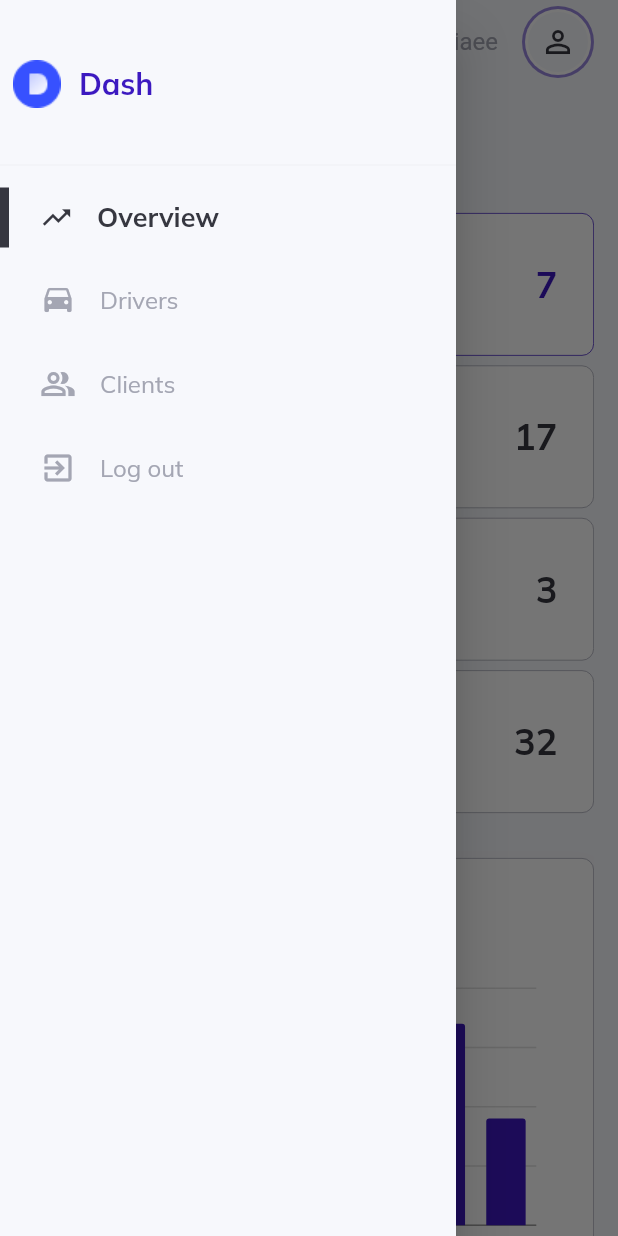
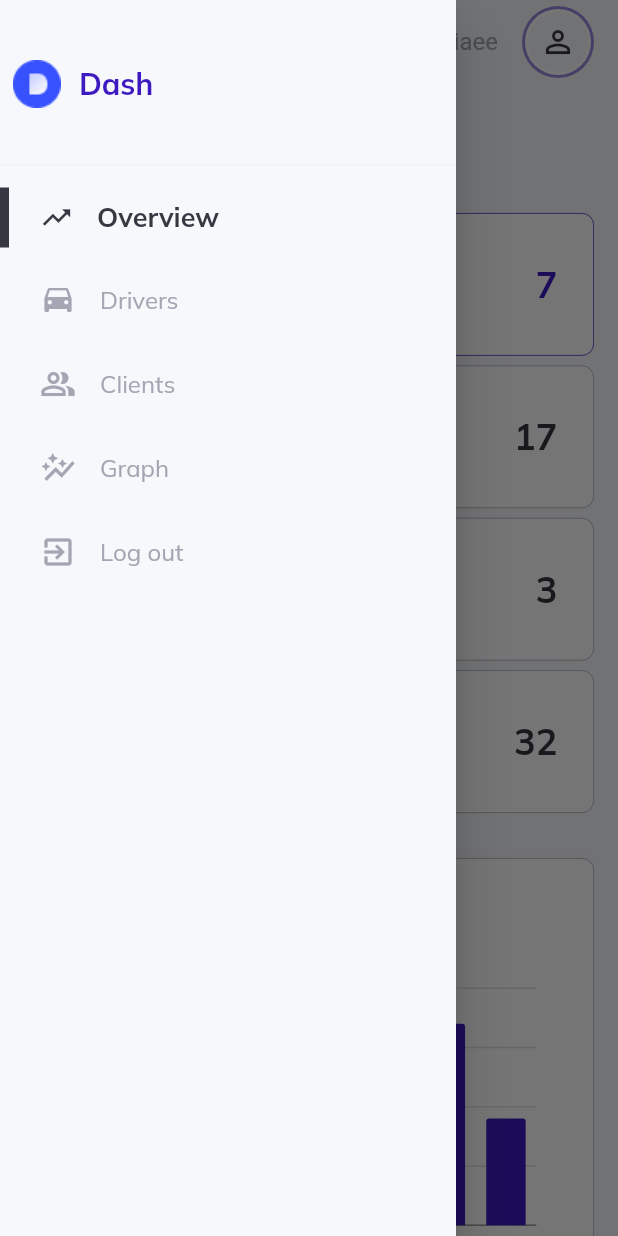
Before and after one commit to sinaziaee/tenat, a Flutter app: the SiteLayout screen opened by its route, after a tap on the "menu" icon, on a phone screen of 412 x 824 dp. Run offline on Flutter 3.47's test engine with Material 2 defaults, Android fonts, the phone set to English and light mode, and no system bars; our stand-ins replace charts_flutter, data_table_2, get, google_fonts; missing offline and left inert: graphview.

Commit message:
added graph

```diff
--- a/lib/controllers/menu_controller.dart
+++ b/lib/controllers/menu_controller.dart
@@ -31,6 +31,8 @@ class MenuController extends GetxController {
         return _customIcon(Icons.people_alt_outlined, itemName);
       case authenticationPageDisplayName:
         return _customIcon(Icons.exit_to_app, itemName);
+      case graphPageDisplayName:
+        return _customIcon(Icons.auto_graph_outlined, itemName);
       default:
         return _customIcon(Icons.exit_to_app, itemName);
     }
--- a/lib/routing/router.dart
+++ b/lib/routing/router.dart
@@ -1,10 +1,11 @@
 import 'package:flutter/material.dart';
 import 'package:tenat/pages/clients/clients.dart';
 import 'package:tenat/pages/drivers/drivers.dart';
+import 'package:tenat/pages/graph/graph.dart';
 import 'package:tenat/pages/overview/overview.dart';
 import 'package:tenat/routing/routes.dart';
 
-Route<dynamic> generateRoute(RouteSettings settings){
+Route<dynamic> generateRoute(RouteSettings settings) {
   switch (settings.name) {
     case overviewPageRoute:
       return _getPageRoute(OverviewPage());
@@ -12,12 +13,13 @@ Route<dynamic> generateRoute(RouteSettings settings){
       return _getPageRoute(DriversPage());
     case clientsPageRoute:
       return _getPageRoute(ClientsPage());
+    case graphPageRoute:
+      return _getPageRoute(GraphPage());
     default:
       return _getPageRoute(OverviewPage());
-
   }
 }
 
-PageRoute _getPageRoute(Widget child){
+PageRoute _getPageRoute(Widget child) {
   return MaterialPageRoute(builder: (context) => child);
 }
--- a/lib/routing/routes.dart
+++ b/lib/routing/routes.dart
@@ -12,6 +12,9 @@ const clientsPageRoute = "/clients";
 const authenticationPageDisplayName = "Log out";
 const authenticationPageRoute = "/auth";
 
+const graphPageDisplayName = "Graph";
+const graphPageRoute = "/graph";
+
 class MenuItem {
   final String name;
   final String route;
@@ -19,11 +22,10 @@ class MenuItem {
   MenuItem(this.name, this.route);
 }
 
-
-
 List<MenuItem> sideMenuItemRoutes = [
- MenuItem(overviewPageDisplayName, overviewPageRoute),
- MenuItem(driversPageDisplayName, driversPageRoute),
- MenuItem(clientsPageDisplayName, clientsPageRoute),
- MenuItem(authenticationPageDisplayName, authenticationPageRoute),
+  MenuItem(overviewPageDisplayName, overviewPageRoute),
+  MenuItem(driversPageDisplayName, driversPageRoute),
+  MenuItem(clientsPageDisplayName, clientsPageRoute),
+  MenuItem(graphPageDisplayName, graphPageRoute),
+  MenuItem(authenticationPageDisplayName, authenticationPageRoute),
 ];
--- a/lib/widgets/side_menu_item.dart
+++ b/lib/widgets/side_menu_item.dart
@@ -4,19 +4,25 @@ import 'package:tenat/widgets/vertical_menu_item.dart';
 
 import 'horizontal_menu_item.dart';
 
-
 class SideMenuItem extends StatelessWidget {
   final String itemName;
   final VoidCallback onTap;
 
-  const SideMenuItem({ Key? key,required this.itemName,required this.onTap }) : super(key: key);
+  const SideMenuItem({Key? key, required this.itemName, required this.onTap})
+      : super(key: key);
 
   @override
   Widget build(BuildContext context) {
-    if(ResponsiveWidget.isCustomSize(context)){
-      return VertticalMenuItem(itemName: itemName, onTap: onTap,);
-    }else{
-      return HorizontalMenuItem(itemName: itemName, onTap: onTap,);
+    if (ResponsiveWidget.isCustomSize(context)) {
+      return VerticalMenuItem(
+        itemName: itemName,
+        onTap: onTap,
+      );
+    } else {
+      return HorizontalMenuItem(
+        itemName: itemName,
+        onTap: onTap,
+      );
     }
   }
 }
```
Also changed, not shown: lib/pages/graph/graph.dart (added, +194 -0 lines), lib/pages/overview/overview.dart (+4 -4 lines), lib/widgets/horizontal_menu_item.dart (+11 -7 lines), lib/widgets/side_menu.dart (+14 -11 lines), lib/widgets/vertical_menu_item.dart (+11 -6 lines).
